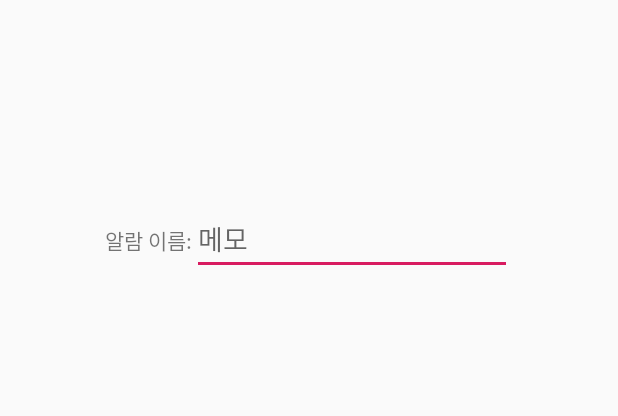
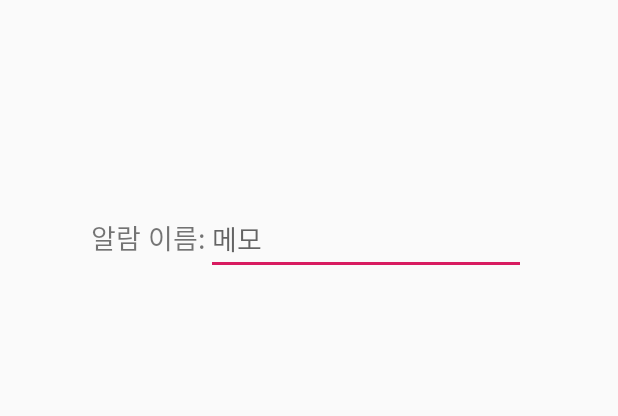
Before and after one commit to cool1726/alarmapp12, an Android app: the layout alarm_setting_advanced.xml on its own in the app's theme, with its tools: preview values and no code run, on a phone screen of 412 x 824 dp. Shown: the top 416 px of the screen. Run offline under Robolectric (Android 15) with nearby library versions, the phone set to English and light mode, and no system bars.

Commit message:
알람제목 xml 수정

```diff
--- a/app/src/main/res/layout/alarm_setting_advanced.xml
+++ b/app/src/main/res/layout/alarm_setting_advanced.xml
@@ -19,7 +19,8 @@
             android:layout_width="wrap_content"
             android:layout_height="wrap_content"
             android:layout_weight="0"
-            android:text="알람 이름:" />
+            android:text="알람 이름:"
+            android:textSize="18sp" />
 
         <EditText
             android:id="@+id/alarmName"
```
